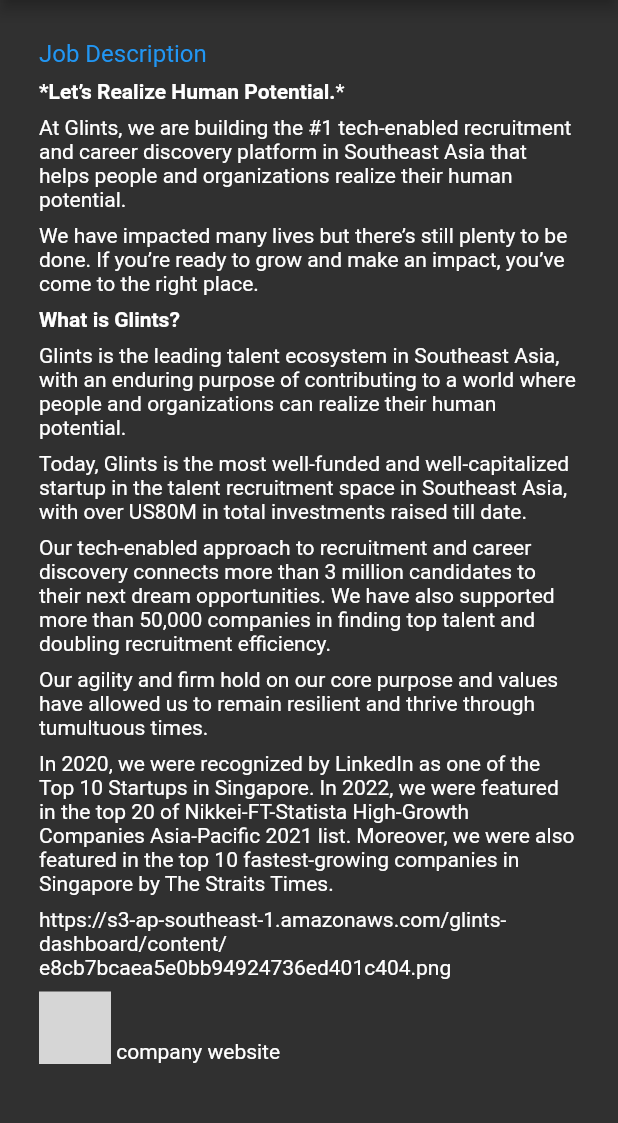
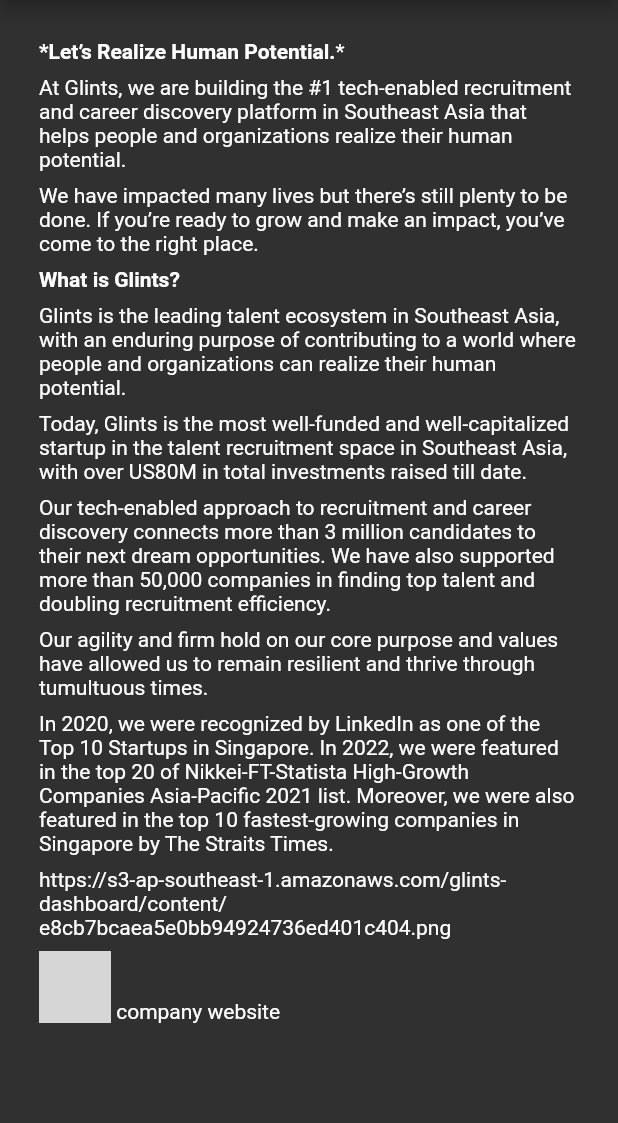
Before and after one commit to Tai-DucTran/converter_tool_converts_draftjs_to_markdown, a Flutter app: the QuillDisplayExistingFile screen opened by its route, on a phone screen of 412 x 824 dp, the part 84-1207 px from its top. Run offline on Flutter 3.47's test engine with Material 2 defaults, Android fonts, the phone set to English and light mode, and no system bars; our stand-ins replace flutter_markdown; missing offline and left inert: flutter_quill; grey boxes are pictures that could not be loaded.

Commit message:
clean the code

```diff
--- a/lib/pages/display_existing_file.dart
+++ b/lib/pages/display_existing_file.dart
@@ -543,26 +543,9 @@ class QuillDisplayExistingFile extends StatelessWidget {
       }
     };
 
-    List<String> jsonString = _convertBlocksToString(description);
-    for (var element in jsonString) {
-      deve.log(element);
-    }
-    final markdownData = '''
-### Job Description
-${jsonString[0]}
-${jsonString[1]}
-${jsonString[2]}
-${jsonString[3]}
-${jsonString[4]}
-${jsonString[5]}
-${jsonString[6]}
-${jsonString[7]}
-${jsonString[8]}
-${jsonString[9]}
-${jsonString[10]}
-${jsonString[11]}
-${jsonString[12]}
-''';
+    String markdownData = _convertBlocksToString(description);
+    deve.log(markdownData);
+
     return Scaffold(
       appBar: AppBar(
         title: const Text('Display Existing Text'),
@@ -609,11 +592,11 @@ _BlockStyle _getSentenceType(String type) {
   }
 }
 
-List<String> _convertBlocksToString(Map<String, dynamic> json) {
+String _convertBlocksToString(Map<String, dynamic> json) {
   final blocks = json['blocks'] as List<Map>;
   final entityMap = json['entityMap'] as Map;
 
-  final List<String> content = [];
+  final List<String> listOfContent = [];
 
   for (var i = 0; i < blocks.length; i++) {
     final entityRanges = blocks[i]['entityRanges'] as List;
@@ -623,12 +606,12 @@ List<String> _convertBlocksToString(Map<String, dynamic> json) {
     if (entityRanges.isEmpty) {
       switch (curStyle) {
         case _BlockStyle.unStyled:
-          content.add('${curBlockContent.toString()}\n');
+          listOfContent.add('${curBlockContent.toString()}\n');
         case _BlockStyle.unorderedList:
-          content.add('* ${curBlockContent.toString()}\n');
+          listOfContent.add('* ${curBlockContent.toString()}\n');
         case _BlockStyle.orderedList:
           const String defaultOrder = '1. ';
-          content.add('$defaultOrder ${curBlockContent.toString()}\n');
+          listOfContent.add('$defaultOrder ${curBlockContent.toString()}\n');
       }
     } else {
       // Check keyEntity of Block, then link with entityMapKey
@@ -641,16 +624,16 @@ List<String> _convertBlocksToString(Map<String, dynamic> json) {
 
       switch (curEnityType) {
         case _EnityMapType.image:
-          content.add('![](${data["src"]})');
+          listOfContent.add('![](${data["src"]})');
         case _EnityMapType.embeddedLink:
-          content.add('${data["src"]}');
+          listOfContent.add('${data["src"]}');
         case _EnityMapType.link:
-          content.add('[$curBlockContent](${data["url"]})');
+          listOfContent.add('[$curBlockContent](${data["url"]})');
       }
     }
   }
 
-  content.add(entityMap.toString());
+  final content = listOfContent.join('\n');
 
   return content;
 }
@@ -659,13 +642,13 @@ String _addInlineStyle(Map<dynamic, dynamic> block) {
   final String text = block['text'];
   final List<dynamic> inlineStyleRanges = block['inlineStyleRanges'];
 
-  // Re-organize the inlineStyleRanges by offset:
+  // Reorganize the inlineStyleRanges by increasing offset:
   if (inlineStyleRanges.length > 1) {
     inlineStyleRanges
         .sort((a, b) => (a["offset"] as int).compareTo(b["offset"] as int));
   }
 
-  // Merge styles with equal "offset"
+  // Merge styles with equal "offset" to avoid the conflict
   List<Map<String, dynamic>> newInlineStyleRanges = [];
   for (int i = 0; i < inlineStyleRanges.length; i++) {
     if (i < inlineStyleRanges.length - 1 &&
@@ -679,14 +662,14 @@ String _addInlineStyle(Map<dynamic, dynamic> block) {
       } else {
         newRangesLenght = secondInlineStyleLenght;
       }
-      // Merge styles with equal "offset" and "length"
+      // Merge styles if those equal "offset" and "length"
       newInlineStyleRanges.add({
         "style":
             "${inlineStyleRanges[i]["style"]} ${inlineStyleRanges[i + 1]["style"]}",
         "length": newRangesLenght,
         "offset": inlineStyleRanges[i]["offset"],
       });
-      // Skip the next element as it has been merged
+
       i++;
     } else {
       // Add non-merged styles to the merged list
```
